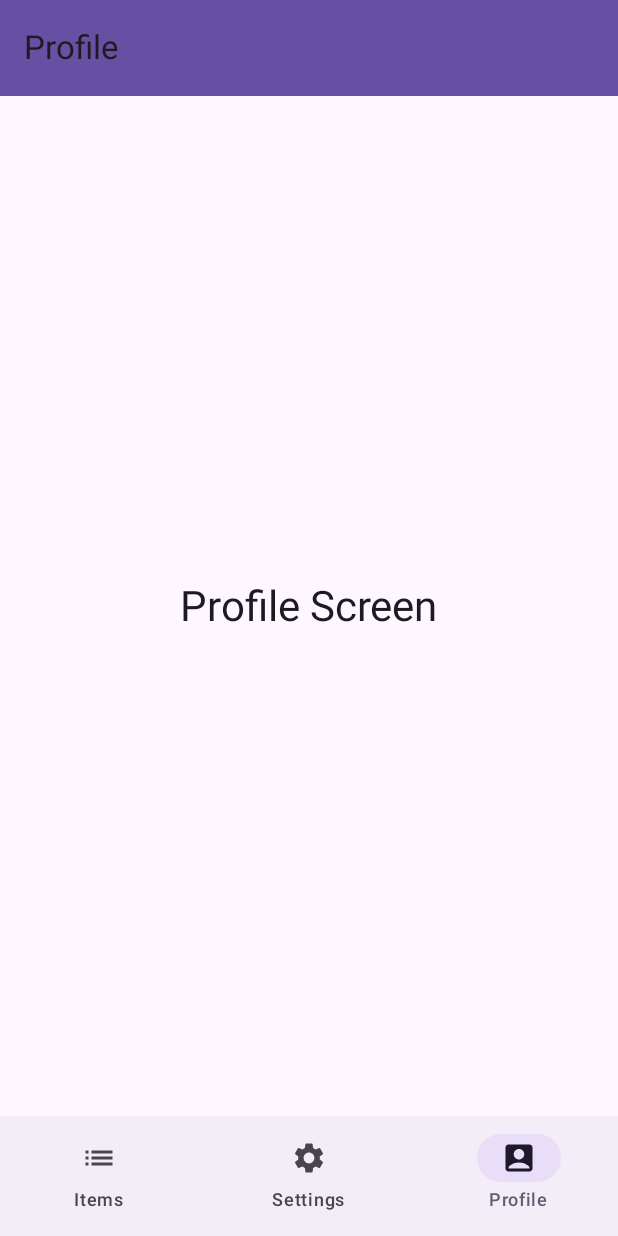
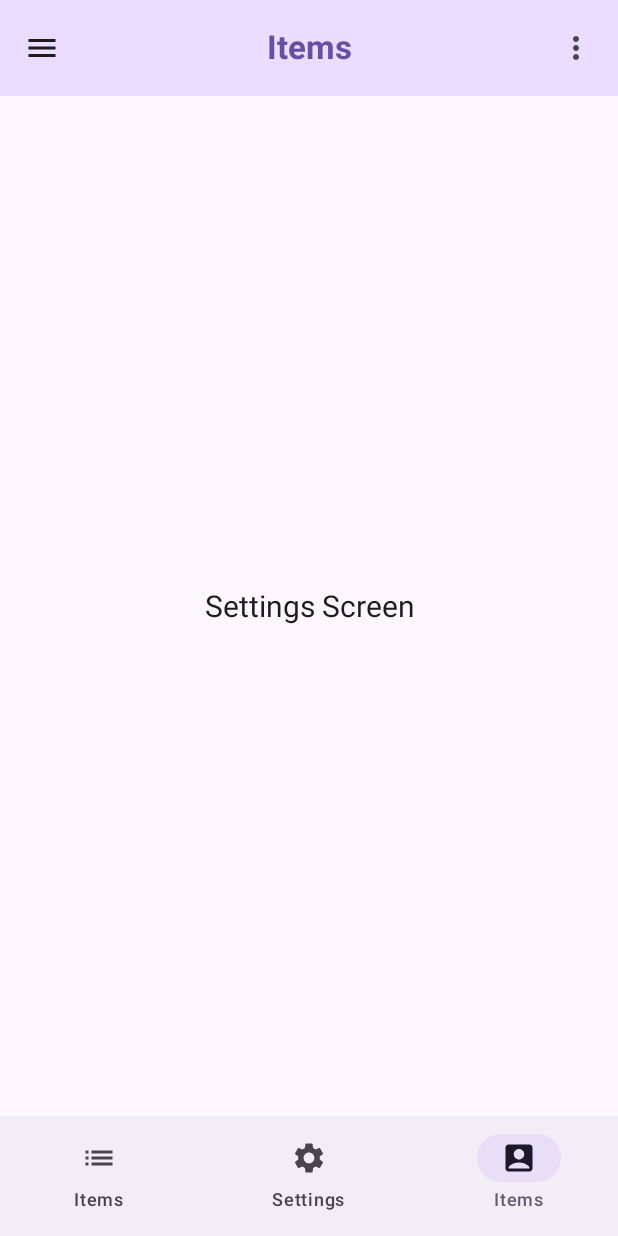
Before and after one commit to Meleshko-Alex/TryCompose, an Android app built with Jetpack Compose: the screen it shows after launch (MainActivity), item 3 of the bottom bar chosen, on a phone screen of 412 x 824 dp. Run offline under Robolectric (Android 15) with nearby library versions, the phone set to English and light mode, and no system bars.

Commit message:
Add SimpleNavigationScreen

```diff
--- a/app/src/main/java/com/meleha/trycompose/MainActivity.kt
+++ b/app/src/main/java/com/meleha/trycompose/MainActivity.kt
@@ -26,6 +26,7 @@ import com.meleha.trycompose.ui.lazyColumn.FastLazyColumn
 import com.meleha.trycompose.ui.lazyColumn.SimpleLazyColumn
 import com.meleha.trycompose.ui.navigationBar.NavigationScreen
 import com.meleha.trycompose.ui.perfectLazyColumn.ui.PerfectLazyColumn
+import com.meleha.trycompose.ui.simpleNavigation.SimpleNavigationScreen
 
 data class CounterState(
     val number: Int = 0
@@ -40,7 +41,8 @@ class MainActivity : ComponentActivity() {
             //SimpleLazyColumn()
             //FastLazyColumn()
             //PerfectLazyColumn()
-            NavigationScreen()
+            //NavigationScreen()
+            SimpleNavigationScreen()
         }
     }
 
--- /dev/null
+++ b/app/src/main/java/com/meleha/trycompose/ui/simpleNavigation/ItemsRepository.kt
@@ -0,0 +1,37 @@
+package com.meleha.trycompose.ui.simpleNavigation
+
+import kotlinx.coroutines.flow.MutableStateFlow
+import kotlinx.coroutines.flow.StateFlow
+import kotlinx.coroutines.flow.update
+
+interface ItemsRepository {
+
+    fun getItems(): StateFlow<List<String>>
+    fun addItem(item: String)
+    fun clear()
+
+    companion object {
+        fun get(): ItemsRepository = ItemsRepositoryImpl
+    }
+}
+
+object ItemsRepositoryImpl : ItemsRepository {
+
+    private val items = MutableStateFlow(generateFakeItems())
+
+    override fun getItems(): StateFlow<List<String>> {
+        return items
+    }
+
+    override fun addItem(item: String) {
+        items.update { it + item }
+    }
+
+    override fun clear() {
+        items.update { emptyList() }
+    }
+
+    private fun generateFakeItems() = List(10) {
+        "Item # ${it + 1}"
+    }
+}
--- /dev/null
+++ b/app/src/main/java/com/meleha/trycompose/ui/simpleNavigation/SimpleNavigationScreen.kt
@@ -0,0 +1,271 @@
+package com.meleha.trycompose.ui.simpleNavigation
+
+import android.widget.Toast
+import androidx.activity.compose.BackHandler
+import androidx.annotation.StringRes
+import androidx.compose.foundation.layout.Arrangement
+import androidx.compose.foundation.layout.Box
+import androidx.compose.foundation.layout.Column
+import androidx.compose.foundation.layout.Spacer
+import androidx.compose.foundation.layout.fillMaxSize
+import androidx.compose.foundation.layout.height
+import androidx.compose.foundation.layout.padding
+import androidx.compose.foundation.layout.wrapContentHeight
+import androidx.compose.foundation.lazy.LazyColumn
+import androidx.compose.foundation.lazy.items
+import androidx.compose.material.icons.Icons
+import androidx.compose.material.icons.filled.AccountBox
+import androidx.compose.material.icons.filled.Add
+import androidx.compose.material.icons.filled.ArrowBack
+import androidx.compose.material.icons.filled.List
+import androidx.compose.material.icons.filled.Menu
+import androidx.compose.material.icons.filled.MoreVert
+import androidx.compose.material.icons.filled.Settings
+import androidx.compose.material3.Button
+import androidx.compose.material3.CenterAlignedTopAppBar
+import androidx.compose.material3.DropdownMenu
+import androidx.compose.material3.DropdownMenuItem
+import androidx.compose.material3.ExperimentalMaterial3Api
+import androidx.compose.material3.FabPosition
+import androidx.compose.material3.FloatingActionButton
+import androidx.compose.material3.Icon
+import androidx.compose.material3.IconButton
+import androidx.compose.material3.MaterialTheme
+import androidx.compose.material3.NavigationBar
+import androidx.compose.material3.NavigationBarItem
+import androidx.compose.material3.OutlinedTextField
+import androidx.compose.material3.Scaffold
+import androidx.compose.material3.Text
+import androidx.compose.material3.TopAppBarDefaults
+import androidx.compose.runtime.Composable
+import androidx.compose.runtime.derivedStateOf
+import androidx.compose.runtime.getValue
+import androidx.compose.runtime.mutableStateListOf
+import androidx.compose.runtime.mutableStateOf
+import androidx.compose.runtime.remember
+import androidx.compose.runtime.setValue
+import androidx.compose.ui.Alignment
+import androidx.compose.ui.Modifier
+import androidx.compose.ui.graphics.vector.ImageVector
+import androidx.compose.ui.platform.LocalContext
+import androidx.compose.ui.res.stringResource
+import androidx.compose.ui.text.font.FontWeight
+import androidx.compose.ui.text.style.TextAlign
+import androidx.compose.ui.unit.dp
+import androidx.compose.ui.unit.sp
+import androidx.lifecycle.compose.collectAsStateWithLifecycle
+import com.meleha.trycompose.R
+
+sealed class Route(@StringRes val titleRes: Int = 0) {
+    object AddItem : Route(R.string.add_item)
+
+    sealed class Tab(
+        @StringRes titleRes: Int,
+        val icon: ImageVector
+    ) : Route(titleRes) {
+        object Items : Tab(R.string.items, Icons.Default.List)
+        object Settings : Tab(R.string.settings, Icons.Default.Settings)
+        object Profile : Tab(R.string.items, Icons.Default.AccountBox)
+    }
+}
+
+val RootTabs = listOf(Route.Tab.Items, Route.Tab.Settings, Route.Tab.Profile)
+
+@OptIn(ExperimentalMaterial3Api::class)
+@Composable
+fun SimpleNavigationScreen(itemsRepository: ItemsRepository = ItemsRepository.get()) {
+    val items by itemsRepository.getItems().collectAsStateWithLifecycle()
+    val stack = remember {
+        mutableStateListOf<Route>(Route.Tab.Items)
+    }
+    val currentRoute = stack.last()
+    val isRoot = stack.size == 1
+
+    BackHandler(enabled = !isRoot) {
+        stack.removeLast()
+    }
+
+    Scaffold(
+        topBar = {
+            CenterAlignedTopAppBar(
+                title = {
+                    Text(
+                        text = stringResource(id = currentRoute.titleRes),
+                        fontWeight = FontWeight.Bold
+                    )
+                },
+                colors = TopAppBarDefaults.largeTopAppBarColors(
+                    containerColor = MaterialTheme.colorScheme.primaryContainer,
+                    titleContentColor = MaterialTheme.colorScheme.primary
+                ),
+                navigationIcon = {
+                    IconButton(onClick = { if (!isRoot) stack.removeLast() }) {
+                        Icon(
+                            imageVector = if (isRoot)
+                                Icons.Default.Menu
+                            else
+                                Icons.Default.ArrowBack,
+                            contentDescription = stringResource(R.string.main_menu)
+                        )
+                    }
+                },
+                actions = {
+                    var showPopupMenu by remember { mutableStateOf(false) }
+                    val context = LocalContext.current
+                    IconButton(onClick = { showPopupMenu = true }) {
+                        Icon(
+                            imageVector = Icons.Default.MoreVert,
+                            contentDescription = stringResource(R.string.more_actions)
+                        )
+                    }
+                    DropdownMenu(
+                        expanded = showPopupMenu,
+                        onDismissRequest = { showPopupMenu = false }
+                    ) {
+                        DropdownMenuItem(
+                            text = { Text(stringResource(R.string.about)) },
+                            onClick = {
+                                Toast.makeText(
+                                    context,
+                                    context.getString(R.string.about_text), Toast.LENGTH_SHORT
+                                ).show()
+                                showPopupMenu = false
+                            }
+                        )
+                        DropdownMenuItem(
+                            text = { Text(stringResource(R.string.clear)) },
+                            onClick = {
+                                itemsRepository.clear()
+                                showPopupMenu = false
+                            }
+                        )
+                    }
+                })
+        },
+        floatingActionButton = {
+            if (currentRoute == Route.Tab.Items) {
+                FloatingActionButton(onClick = { stack.add(Route.AddItem) }) {
+                    Icon(
+                        imageVector = Icons.Default.Add,
+                        contentDescription = stringResource(R.string.add_new_item)
+                    )
+                }
+            }
+        },
+        floatingActionButtonPosition = FabPosition.End,
+        bottomBar = {
+            if (isRoot) {
+                NavigationBar {
+                    RootTabs.forEach { tab ->
+                        NavigationBarItem(
+                            selected = currentRoute == tab,
+                            label = { Text(text = stringResource(id = tab.titleRes)) },
+                            onClick = {
+                                stack.clear()
+                                stack.add(tab)
+                            }, icon = {
+                                Icon(
+                                    imageVector = tab.icon,
+                                    contentDescription = stringResource(id = tab.titleRes)
+                                )
+                            }
+                        )
+                    }
+                }
+            }
+        }
+    ) { paddingValues ->
+        Box(modifier = Modifier.padding(paddingValues)) {
+            when (currentRoute) {
+                Route.Tab.Items -> ItemsScreen(items)
+                Route.Tab.Profile -> SettingsScreen()
+                Route.Tab.Settings -> ProfileScreen()
+                Route.AddItem -> {
+                    AddItemScreen(
+                        onSubmitNewItem = {
+                            itemsRepository.addItem(it)
+                            stack.removeLast()
+                        }
+                    )
+                }
+            }
+        }
+    }
+}
+
+@OptIn(ExperimentalMaterial3Api::class)
+@Composable
+fun AddItemScreen(onSubmitNewItem: (String) -> Unit) {
+    var newItemValue by remember { mutableStateOf("") }
+    val isAddEnabled by remember {
+        derivedStateOf { newItemValue.isNotEmpty() }
+    }
+
+    Column(
+        verticalArrangement = Arrangement.Center,
+        horizontalAlignment = Alignment.CenterHorizontally,
+        modifier = Modifier.fillMaxSize()
+    ) {
+        OutlinedTextField(
+            value = newItemValue,
+            label = { Text(stringResource(R.string.enter_a_new_value)) },
+            singleLine = true,
+            onValueChange = { newValue ->
+                newItemValue = newValue
+            }
+        )
+        Spacer(modifier = Modifier.height(16.dp))
+        Button(
+            enabled = isAddEnabled,
+            onClick = { onSubmitNewItem(newItemValue) }
+        ) {
+            Text(text = stringResource(id = R.string.add_new_item))
+        }
+    }
+}
+
+@Composable
+fun ItemsScreen(items: List<String>) {
+    if (items.isEmpty()) {
+        Text(
+            text = stringResource(R.string.no_items),
+            textAlign = TextAlign.Center,
+            modifier = Modifier
+                .fillMaxSize()
+                .wrapContentHeight()
+        )
+    } else {
+        LazyColumn {
+            items(items) { item ->
+                Text (
+                    text = item,
+                    modifier = Modifier.padding(all = 8.dp)
+                )
+            }
+        }
+    }
+}
+
+@Composable
+fun SettingsScreen() {
+    Text(
+        text = "Settings Screen",
+        textAlign = TextAlign.Center,
+        fontSize = 20.sp,
+        modifier = Modifier
+            .fillMaxSize()
+            .wrapContentHeight()
+    )
+}
+
+@Composable
+fun ProfileScreen() {
+    Text(
+        text = "Profile Screen",
+        textAlign = TextAlign.Center,
+        fontSize = 20.sp,
+        modifier = Modifier
+            .fillMaxSize()
+            .wrapContentHeight()
+    )
+}
--- a/app/src/main/res/values/strings.xml
+++ b/app/src/main/res/values/strings.xml
@@ -4,4 +4,16 @@
     <string name="delete_user">Delete User</string>
     <string name="clicked_on">Clicked on</string>
     <string name="title_activity_scaffold">ScaffoldActivity</string>
+    <string name="add_item">Add item</string>
+    <string name="items">Items</string>
+    <string name="settings">Settings</string>
+    <string name="profile">Profile</string>
+    <string name="main_menu">Main menu</string>
+    <string name="more_actions">More Actions</string>
+    <string name="about">About</string>
+    <string name="clear">Clear</string>
+    <string name="about_text">About text</string>
+    <string name="add_new_item">Add new item</string>
+    <string name="no_items">No items</string>
+    <string name="enter_a_new_value">Enter a new value</string>
 </resources>
```
